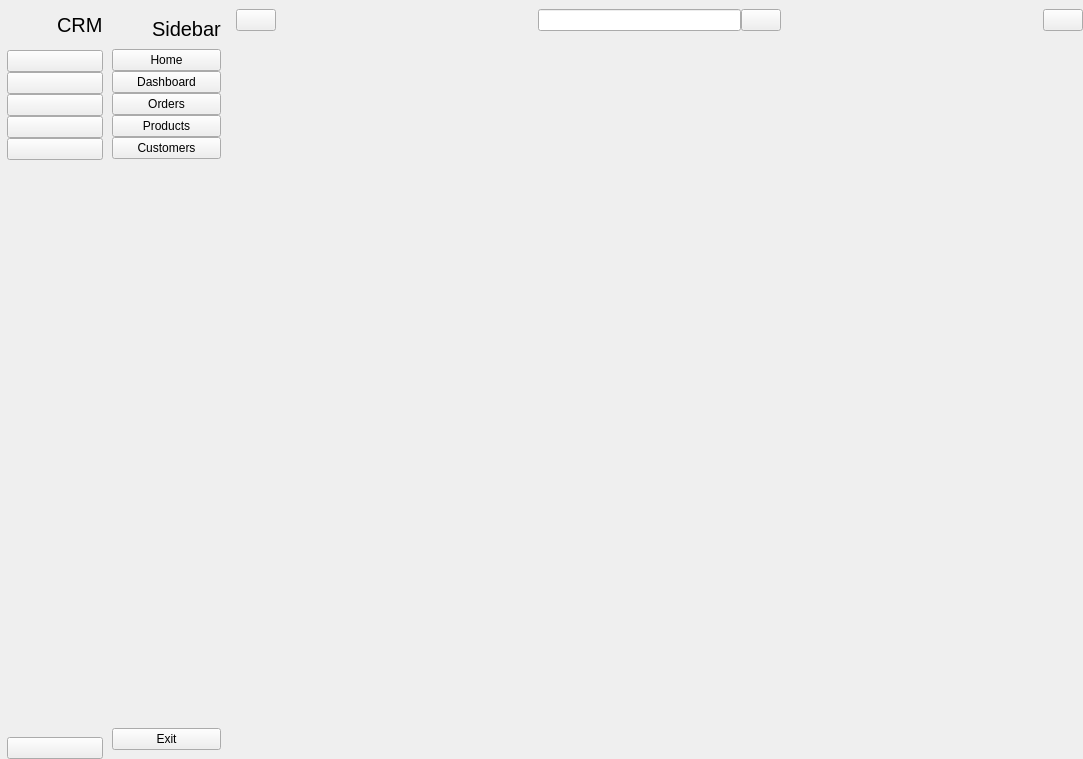
Above: MainWindow.ui from BROM100/CRM-APP before the change. Below: the same form after it.
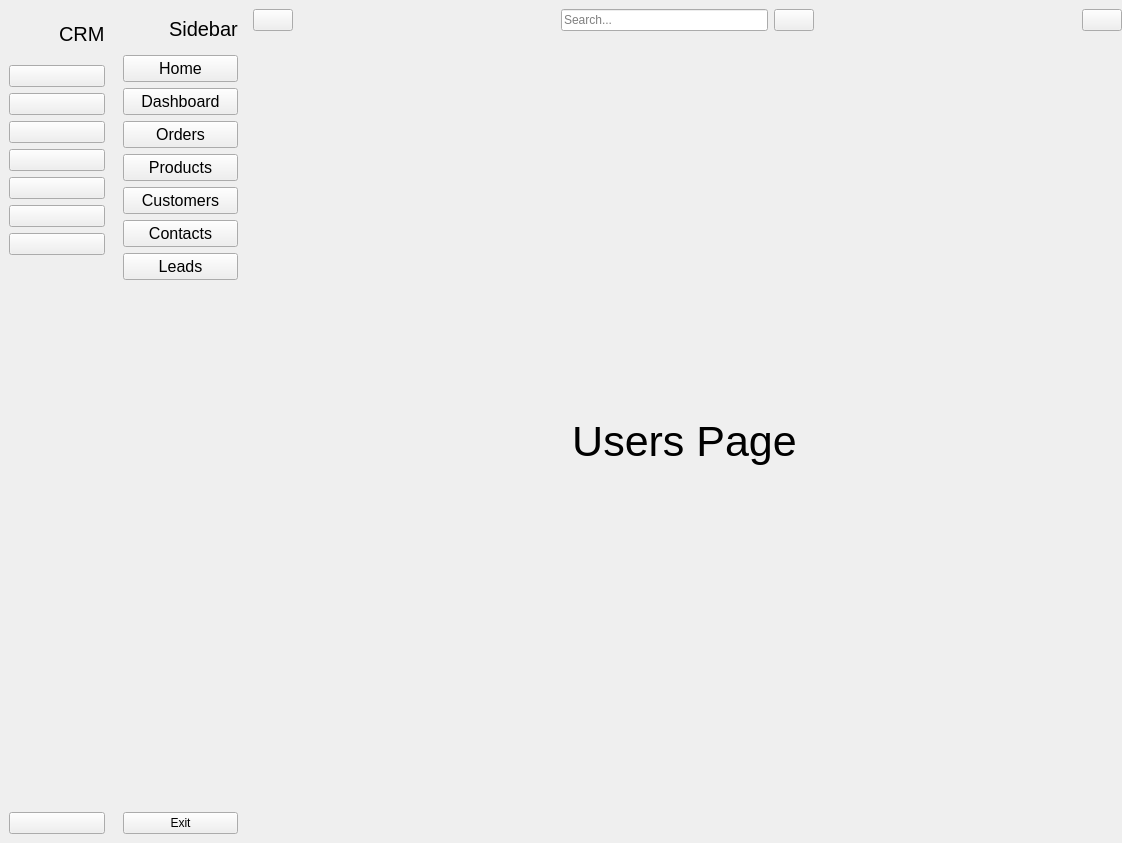
That is the form after the change. Icons and pictures are not drawn.

Commit message: Added new icons, new tabs in mainwindow.ui, created pages for objects.

```diff
--- a/MainWindow.ui
+++ b/MainWindow.ui
@@ -6,10 +6,28 @@
    <rect>
     <x>0</x>
     <y>0</y>
-    <width>1083</width>
-    <height>759</height>
+    <width>1122</width>
+    <height>843</height>
    </rect>
   </property>
+  <property name="minimumSize">
+   <size>
+    <width>1024</width>
+    <height>768</height>
+   </size>
+  </property>
+  <property name="maximumSize">
+   <size>
+    <width>1920</width>
+    <height>1080</height>
+   </size>
+  </property>
+  <property name="baseSize">
+   <size>
+    <width>0</width>
+    <height>0</height>
+   </size>
+  </property>
   <property name="windowTitle">
    <string>MainWindow</string>
   </property>
@@ -30,27 +48,345 @@
     <property name="spacing">
      <number>0</number>
     </property>
+    <item row="1" column="3">
+     <widget class="QWidget" name="widget_3" native="true">
+      <layout class="QVBoxLayout" name="verticalLayout_6">
+       <property name="spacing">
+        <number>0</number>
+       </property>
+       <property name="leftMargin">
+        <number>0</number>
+       </property>
+       <property name="topMargin">
+        <number>0</number>
+       </property>
+       <property name="rightMargin">
+        <number>0</number>
+       </property>
+       <property name="bottomMargin">
+        <number>0</number>
+       </property>
+       <item>
+        <widget class="QWidget" name="widget_2" native="true">
+         <property name="minimumSize">
+          <size>
+           <width>0</width>
+           <height>40</height>
+          </size>
+         </property>
+         <layout class="QGridLayout" name="gridLayout_17">
+          <property name="leftMargin">
+           <number>6</number>
+          </property>
+          <property name="topMargin">
+           <number>0</number>
+          </property>
+          <property name="rightMargin">
+           <number>0</number>
+          </property>
+          <property name="bottomMargin">
+           <number>0</number>
+          </property>
+          <item row="0" column="0">
+           <widget class="QPushButton" name="change_btn">
+            <property name="text">
+             <string/>
+            </property>
+            <property name="icon">
+             <iconset resource="resource.qrc">
+              <normaloff>:/icon/icons/menu-4-32.ico</normaloff>:/icon/icons/menu-4-32.ico</iconset>
+            </property>
+            <property name="iconSize">
+             <size>
+              <width>14</width>
+              <height>14</height>
+             </size>
+            </property>
+            <property name="checkable">
+             <bool>true</bool>
+            </property>
+           </widget>
+          </item>
+          <item row="0" column="1">
+           <spacer name="horizontalSpacer_3">
+            <property name="orientation">
+             <enum>Qt::Horizontal</enum>
+            </property>
+            <property name="sizeHint" stdset="0">
+             <size>
+              <width>262</width>
+              <height>20</height>
+             </size>
+            </property>
+           </spacer>
+          </item>
+          <item row="0" column="2">
+           <layout class="QHBoxLayout" name="horizontalLayout_7">
+            <item>
+             <widget class="QLineEdit" name="search_input">
+              <property name="placeholderText">
+               <string>Search...</string>
+              </property>
+             </widget>
+            </item>
+            <item>
+             <widget class="QPushButton" name="search_btn">
+              <property name="text">
+               <string/>
+              </property>
+              <property name="icon">
+               <iconset resource="resource.qrc">
+                <normaloff>:/icon/icons/search-9-32.ico</normaloff>:/icon/icons/search-9-32.ico</iconset>
+              </property>
+             </widget>
+            </item>
+           </layout>
+          </item>
+          <item row="0" column="3">
+           <spacer name="horizontalSpacer_4">
+            <property name="orientation">
+             <enum>Qt::Horizontal</enum>
+            </property>
+            <property name="sizeHint" stdset="0">
+             <size>
+              <width>262</width>
+              <height>20</height>
+             </size>
+            </property>
+           </spacer>
+          </item>
+          <item row="0" column="4">
+           <widget class="QPushButton" name="user_btn">
+            <property name="text">
+             <string/>
+            </property>
+            <property name="icon">
+             <iconset resource="resource.qrc">
+              <normaloff>:/icon/icons/group-32.ico</normaloff>:/icon/icons/group-32.ico</iconset>
+            </property>
+           </widget>
+          </item>
+         </layout>
+        </widget>
+       </item>
+       <item>
+        <widget class="QStackedWidget" name="stackedWidget">
+         <property name="currentIndex">
+          <number>1</number>
+         </property>
+         <widget class="QWidget" name="page">
+          <layout class="QGridLayout" name="gridLayout_2">
+           <item row="0" column="0">
+            <widget class="QLabel" name="label_7">
+             <property name="minimumSize">
+              <size>
+               <width>0</width>
+               <height>341</height>
+              </size>
+             </property>
+             <property name="font">
+              <font>
+               <pointsize>32</pointsize>
+              </font>
+             </property>
+             <property name="text">
+              <string>Home page </string>
+             </property>
+             <property name="alignment">
+              <set>Qt::AlignCenter</set>
+             </property>
+            </widget>
+           </item>
+          </layout>
+         </widget>
+         <widget class="QWidget" name="page_8">
+          <layout class="QGridLayout" name="gridLayout_16">
+           <item row="0" column="0">
+            <widget class="QLabel" name="label_14">
+             <property name="minimumSize">
+              <size>
+               <width>0</width>
+               <height>341</height>
+              </size>
+             </property>
+             <property name="font">
+              <font>
+               <pointsize>32</pointsize>
+              </font>
+             </property>
+             <property name="text">
+              <string>Users Page</string>
+             </property>
+             <property name="alignment">
+              <set>Qt::AlignCenter</set>
+             </property>
+            </widget>
+           </item>
+          </layout>
+         </widget>
+         <widget class="QWidget" name="page_2">
+          <layout class="QGridLayout" name="gridLayout_3">
+           <item row="0" column="0">
+            <widget class="QLabel" name="label_8">
+             <property name="minimumSize">
+              <size>
+               <width>0</width>
+               <height>341</height>
+              </size>
+             </property>
+             <property name="font">
+              <font>
+               <pointsize>32</pointsize>
+              </font>
+             </property>
+             <property name="text">
+              <string>Dashboard Page</string>
+             </property>
+             <property name="alignment">
+              <set>Qt::AlignCenter</set>
+             </property>
+            </widget>
+           </item>
+          </layout>
+         </widget>
+         <widget class="QWidget" name="page_3">
+          <layout class="QGridLayout" name="gridLayout_4">
+           <item row="0" column="0">
+            <widget class="QLabel" name="label_9">
+             <property name="minimumSize">
+              <size>
+               <width>0</width>
+               <height>341</height>
+              </size>
+             </property>
+             <property name="font">
+              <font>
+               <pointsize>32</pointsize>
+              </font>
+             </property>
+             <property name="text">
+              <string>Orders Page</string>
+             </property>
+             <property name="alignment">
+              <set>Qt::AlignCenter</set>
+             </property>
+            </widget>
+           </item>
+          </layout>
+         </widget>
+         <widget class="QWidget" name="page_4">
+          <layout class="QGridLayout" name="gridLayout_5">
+           <item row="0" column="0">
+            <widget class="QLabel" name="label_10">
+             <property name="minimumSize">
+              <size>
+               <width>0</width>
+               <height>341</height>
+              </size>
+             </property>
+             <property name="font">
+              <font>
+               <pointsize>32</pointsize>
+              </font>
+             </property>
+             <property name="text">
+              <string>Products Page</string>
+             </property>
+             <property name="alignment">
+              <set>Qt::AlignCenter</set>
+             </property>
+            </widget>
+           </item>
+          </layout>
+         </widget>
+         <widget class="QWidget" name="page_5">
+          <layout class="QGridLayout" name="gridLayout_6">
+           <item row="0" column="0">
+            <widget class="QLabel" name="label_11">
+             <property name="minimumSize">
+              <size>
+               <width>0</width>
+               <height>341</height>
+              </size>
+             </property>
+             <property name="font">
+              <font>
+               <pointsize>32</pointsize>
+              </font>
+             </property>
+             <property name="text">
+              <string>Customers Page</string>
+             </property>
+             <property name="alignment">
+              <set>Qt::AlignCenter</set>
+             </property>
+            </widget>
+           </item>
+          </layout>
+         </widget>
+         <widget class="QWidget" name="page_6">
+          <layout class="QGridLayout" name="gridLayout_7">
+           <item row="0" column="0">
+            <widget class="QLabel" name="label_12">
+             <property name="minimumSize">
+              <size>
+               <width>0</width>
+               <height>341</height>
+              </size>
+             </property>
+             <property name="font">
+              <font>
+               <pointsize>32</pointsize>
+              </font>
+             </property>
+             <property name="text">
+              <string>Contacts Page</string>
+             </property>
+             <property name="alignment">
+              <set>Qt::AlignCenter</set>
+             </property>
+            </widget>
+           </item>
+          </layout>
+         </widget>
+         <widget class="QWidget" name="page_7">
+          <layout class="QGridLayout" name="gridLayout_8">
+           <item row="0" column="0">
+            <widget class="QLabel" name="label_13">
+             <property name="minimumSize">
+              <size>
+               <width>0</width>
+               <height>341</height>
+              </size>
+             </property>
+             <property name="font">
+              <font>
+               <pointsize>32</pointsize>
+              </font>
+             </property>
+             <property name="text">
+              <string>Leads Page</string>
+             </property>
+             <property name="alignment">
+              <set>Qt::AlignCenter</set>
+             </property>
+            </widget>
+           </item>
+          </layout>
+         </widget>
+        </widget>
+       </item>
+      </layout>
+     </widget>
+    </item>
     <item row="0" column="0">
      <layout class="QHBoxLayout" name="horizontalLayout_5"/>
     </item>
     <item row="1" column="1">
      <widget class="QWidget" name="Icon_onlywidget" native="true">
+      <layout class="QVBoxLayout" name="verticalLayout_8">
+       <item>
       <layout class="QVBoxLayout" name="verticalLayout_3">
-       <property name="spacing">
-        <number>0</number>
-       </property>
-       <property name="leftMargin">
-        <number>7</number>
-       </property>
-       <property name="topMargin">
-        <number>0</number>
-       </property>
-       <property name="rightMargin">
-        <number>0</number>
-       </property>
-       <property name="bottomMargin">
-        <number>0</number>
-       </property>
        <item>
         <layout class="QHBoxLayout" name="horizontalLayout">
          <property name="spacing">
@@ -97,9 +433,6 @@
        </item>
        <item>
         <layout class="QVBoxLayout" name="verticalLayout">
-         <property name="spacing">
-          <number>0</number>
-         </property>
          <item>
           <widget class="QPushButton" name="pushButton">
            <property name="text">
@@ -112,8 +445,8 @@
            </property>
            <property name="iconSize">
             <size>
-             <width>20</width>
-             <height>20</height>
+               <width>24</width>
+               <height>24</height>
             </size>
            </property>
            <property name="checkable">
@@ -136,8 +469,8 @@
            </property>
            <property name="iconSize">
             <size>
-             <width>20</width>
-             <height>20</height>
+               <width>24</width>
+               <height>24</height>
             </size>
            </property>
            <property name="checkable">
@@ -160,8 +493,8 @@
            </property>
            <property name="iconSize">
             <size>
-             <width>20</width>
-             <height>20</height>
+               <width>24</width>
+               <height>24</height>
             </size>
            </property>
            <property name="checkable">
@@ -184,8 +517,8 @@
            </property>
            <property name="iconSize">
             <size>
-             <width>20</width>
-             <height>20</height>
+               <width>24</width>
+               <height>24</height>
             </size>
            </property>
            <property name="checkable">
@@ -208,8 +541,8 @@
            </property>
            <property name="iconSize">
             <size>
-             <width>20</width>
-             <height>20</height>
+               <width>24</width>
+               <height>24</height>
             </size>
            </property>
            <property name="checkable">
@@ -219,6 +552,56 @@
             <bool>true</bool>
            </property>
           </widget>
+           </item>
+           <item>
+            <widget class="QPushButton" name="contacts_btn1">
+             <property name="text">
+              <string/>
+             </property>
+             <property name="icon">
+              <iconset resource="resource.qrc">
+               <normaloff>:/icon/icons/phone-28-32.ico</normaloff>
+               <normalon>:/icon/icons/phone-28-32.ico</normalon>:/icon/icons/phone-28-32.ico</iconset>
+             </property>
+             <property name="iconSize">
+              <size>
+               <width>24</width>
+               <height>24</height>
+              </size>
+             </property>
+             <property name="checkable">
+              <bool>true</bool>
+             </property>
+             <property name="autoExclusive">
+              <bool>true</bool>
+             </property>
+            </widget>
+           </item>
+           <item>
+            <widget class="QPushButton" name="leads_btn1">
+             <property name="text">
+              <string/>
+             </property>
+             <property name="icon">
+              <iconset resource="resource.qrc">
+               <normaloff>:/icon/icons/briefcase-11-32.ico</normaloff>
+               <normalon>:/icon/icons/briefcase-11-32.ico</normalon>:/icon/icons/briefcase-11-32.ico</iconset>
+             </property>
+             <property name="iconSize">
+              <size>
+               <width>24</width>
+               <height>24</height>
+              </size>
+             </property>
+             <property name="checkable">
+              <bool>true</bool>
+             </property>
+             <property name="autoExclusive">
+              <bool>true</bool>
+             </property>
+            </widget>
+           </item>
+          </layout>
          </item>
         </layout>
        </item>
@@ -236,7 +619,7 @@
         </spacer>
        </item>
        <item>
-        <widget class="QPushButton" name="pushButton_6">
+        <widget class="QPushButton" name="exit_btn1">
          <property name="text">
           <string/>
          </property>
@@ -257,22 +640,9 @@
     </item>
     <item row="1" column="2">
      <widget class="QWidget" name="full_menu_widget" native="true">
+      <layout class="QVBoxLayout" name="verticalLayout_7">
+       <item>
       <layout class="QVBoxLayout" name="verticalLayout_5">
-       <property name="spacing">
-        <number>0</number>
-       </property>
-       <property name="leftMargin">
-        <number>9</number>
-       </property>
-       <property name="topMargin">
-        <number>9</number>
-       </property>
-       <property name="rightMargin">
-        <number>9</number>
-       </property>
-       <property name="bottomMargin">
-        <number>9</number>
-       </property>
        <item>
         <layout class="QHBoxLayout" name="horizontalLayout_6">
          <item>
@@ -316,11 +686,13 @@
        </item>
        <item>
         <layout class="QVBoxLayout" name="verticalLayout_2">
-         <property name="spacing">
-          <number>0</number>
-         </property>
          <item>
-          <widget class="QPushButton" name="pushButton_8">
+            <widget class="QPushButton" name="home_btn2">
+             <property name="font">
+              <font>
+               <pointsize>12</pointsize>
+              </font>
+             </property>
            <property name="text">
             <string>Home</string>
            </property>
@@ -331,8 +703,8 @@
            </property>
            <property name="iconSize">
             <size>
-             <width>14</width>
-             <height>14</height>
+               <width>16</width>
+               <height>16</height>
             </size>
            </property>
            <property name="checkable">
@@ -344,7 +716,12 @@
           </widget>
          </item>
          <item>
-          <widget class="QPushButton" name="pushButton_9">
+            <widget class="QPushButton" name="dashboard_btn2">
+             <property name="font">
+              <font>
+               <pointsize>12</pointsize>
+              </font>
+             </property>
            <property name="text">
             <string>Dashboard</string>
            </property>
@@ -355,8 +732,8 @@
            </property>
            <property name="iconSize">
             <size>
-             <width>14</width>
-             <height>14</height>
+               <width>16</width>
+               <height>16</height>
             </size>
            </property>
            <property name="checkable">
@@ -368,7 +745,12 @@
           </widget>
          </item>
          <item>
-          <widget class="QPushButton" name="pushButton_10">
+            <widget class="QPushButton" name="orders_btn2">
+             <property name="font">
+              <font>
+               <pointsize>12</pointsize>
+              </font>
+             </property>
            <property name="text">
             <string>Orders</string>
            </property>
@@ -379,8 +761,8 @@
            </property>
            <property name="iconSize">
             <size>
-             <width>14</width>
-             <height>14</height>
+               <width>16</width>
+               <height>16</height>
             </size>
            </property>
            <property name="checkable">
@@ -392,7 +774,12 @@
           </widget>
          </item>
          <item>
-          <widget class="QPushButton" name="pushButton_11">
+            <widget class="QPushButton" name="products_btn2">
+             <property name="font">
+              <font>
+               <pointsize>12</pointsize>
+              </font>
+             </property>
            <property name="text">
             <string>Products</string>
            </property>
@@ -403,8 +790,8 @@
            </property>
            <property name="iconSize">
             <size>
-             <width>14</width>
-             <height>14</height>
+               <width>16</width>
+               <height>16</height>
             </size>
            </property>
            <property name="checkable">
@@ -416,7 +803,12 @@
           </widget>
          </item>
          <item>
-          <widget class="QPushButton" name="pushButton_12">
+            <widget class="QPushButton" name="customers_btn2">
+             <property name="font">
+              <font>
+               <pointsize>12</pointsize>
+              </font>
+             </property>
            <property name="text">
             <string>Customers</string>
            </property>
@@ -427,8 +819,8 @@
            </property>
            <property name="iconSize">
             <size>
-             <width>14</width>
-             <height>14</height>
+               <width>16</width>
+               <height>16</height>
             </size>
            </property>
            <property name="checkable">
@@ -438,6 +830,66 @@
             <bool>true</bool>
            </property>
           </widget>
+           </item>
+           <item>
+            <widget class="QPushButton" name="contacts_btn2">
+             <property name="font">
+              <font>
+               <pointsize>12</pointsize>
+              </font>
+             </property>
+             <property name="text">
+              <string>Contacts</string>
+             </property>
+             <property name="icon">
+              <iconset resource="resource.qrc">
+               <normaloff>:/icon/icons/phone-28-32.ico</normaloff>
+               <normalon>:/icon/icons/phone-28-32.ico</normalon>:/icon/icons/phone-28-32.ico</iconset>
+             </property>
+             <property name="iconSize">
+              <size>
+               <width>16</width>
+               <height>16</height>
+              </size>
+             </property>
+             <property name="checkable">
+              <bool>true</bool>
+             </property>
+             <property name="autoExclusive">
+              <bool>true</bool>
+             </property>
+            </widget>
+           </item>
+           <item>
+            <widget class="QPushButton" name="leads_btn2">
+             <property name="font">
+              <font>
+               <pointsize>12</pointsize>
+              </font>
+             </property>
+             <property name="text">
+              <string>Leads</string>
+             </property>
+             <property name="icon">
+              <iconset resource="resource.qrc">
+               <normaloff>:/icon/icons/briefcase-11-32.ico</normaloff>
+               <normalon>:/icon/icons/briefcase-11-32.ico</normalon>:/icon/icons/briefcase-11-32.ico</iconset>
+             </property>
+             <property name="iconSize">
+              <size>
+               <width>16</width>
+               <height>16</height>
+              </size>
+             </property>
+             <property name="checkable">
+              <bool>true</bool>
+             </property>
+             <property name="autoExclusive">
+              <bool>true</bool>
+             </property>
+            </widget>
+           </item>
+          </layout>
          </item>
         </layout>
        </item>
@@ -455,7 +907,7 @@
         </spacer>
        </item>
        <item>
-        <widget class="QPushButton" name="pushButton_7">
+        <widget class="QPushButton" name="exit_btn2">
          <property name="text">
           <string>Exit</string>
          </property>
@@ -474,135 +926,6 @@
       </layout>
      </widget>
     </item>
-    <item row="1" column="3">
-     <widget class="QWidget" name="widget" native="true">
-      <layout class="QVBoxLayout" name="verticalLayout_6">
-       <property name="spacing">
-        <number>0</number>
-       </property>
-       <property name="leftMargin">
-        <number>0</number>
-       </property>
-       <property name="topMargin">
-        <number>0</number>
-       </property>
-       <property name="rightMargin">
-        <number>0</number>
-       </property>
-       <property name="bottomMargin">
-        <number>0</number>
-       </property>
-       <item>
-        <widget class="QWidget" name="widget_2" native="true">
-         <property name="minimumSize">
-          <size>
-           <width>0</width>
-           <height>40</height>
-          </size>
-         </property>
-         <layout class="QHBoxLayout" name="horizontalLayout_8">
-          <property name="spacing">
-           <number>0</number>
-          </property>
-          <property name="leftMargin">
-           <number>6</number>
-          </property>
-          <property name="topMargin">
-           <number>0</number>
-          </property>
-          <property name="rightMargin">
-           <number>0</number>
-          </property>
-          <property name="bottomMargin">
-           <number>0</number>
-          </property>
-          <item>
-           <widget class="QPushButton" name="pushButton_13">
-            <property name="text">
-             <string/>
-            </property>
-            <property name="icon">
-             <iconset resource="resource.qrc">
-              <normaloff>:/icon/icons/menu-4-32.ico</normaloff>:/icon/icons/menu-4-32.ico</iconset>
-            </property>
-            <property name="iconSize">
-             <size>
-              <width>14</width>
-              <height>14</height>
-             </size>
-            </property>
-            <property name="checkable">
-             <bool>true</bool>
-            </property>
-           </widget>
-          </item>
-          <item>
-           <spacer name="horizontalSpacer_3">
-            <property name="orientation">
-             <enum>Qt::Horizontal</enum>
-            </property>
-            <property name="sizeHint" stdset="0">
-             <size>
-              <width>262</width>
-              <height>20</height>
-             </size>
-            </property>
-           </spacer>
-          </item>
-          <item>
-           <layout class="QHBoxLayout" name="horizontalLayout_7">
-            <item>
-             <widget class="QLineEdit" name="lineEdit"/>
-            </item>
-            <item>
-             <widget class="QPushButton" name="pushButton_14">
-              <property name="text">
-               <string/>
-              </property>
-              <property name="icon">
-               <iconset resource="resource.qrc">
-                <normaloff>:/icon/icons/search-9-32.ico</normaloff>:/icon/icons/search-9-32.ico</iconset>
-              </property>
-             </widget>
-            </item>
-           </layout>
-          </item>
-          <item>
-           <spacer name="horizontalSpacer_4">
-            <property name="orientation">
-             <enum>Qt::Horizontal</enum>
-            </property>
-            <property name="sizeHint" stdset="0">
-             <size>
-              <width>262</width>
-              <height>20</height>
-             </size>
-            </property>
-           </spacer>
-          </item>
-          <item>
-           <widget class="QPushButton" name="pushButton_15">
-            <property name="text">
-             <string/>
-            </property>
-            <property name="icon">
-             <iconset resource="resource.qrc">
-              <normaloff>:/icon/icons/group-32.ico</normaloff>:/icon/icons/group-32.ico</iconset>
-            </property>
-           </widget>
-          </item>
-         </layout>
-        </widget>
-       </item>
-       <item>
-        <widget class="QStackedWidget" name="stackedWidget">
-         <widget class="QWidget" name="page"/>
-         <widget class="QWidget" name="page_2"/>
-        </widget>
-       </item>
-      </layout>
-     </widget>
-    </item>
    </layout>
    <widget class="QWidget" name="layoutWidget">
     <property name="geometry">
```
Left out of the diff: 413 changed lines with no effect on the pictures. Lines whose indentation alone changed are shown as unchanged. The commit also changes 3 other files.
